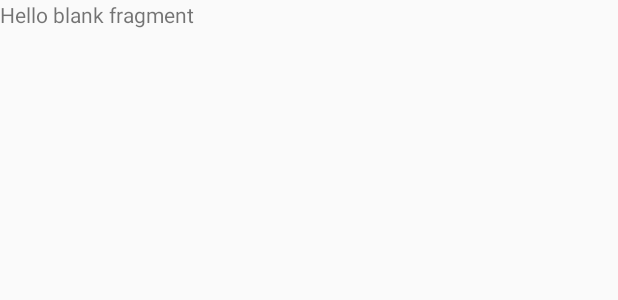
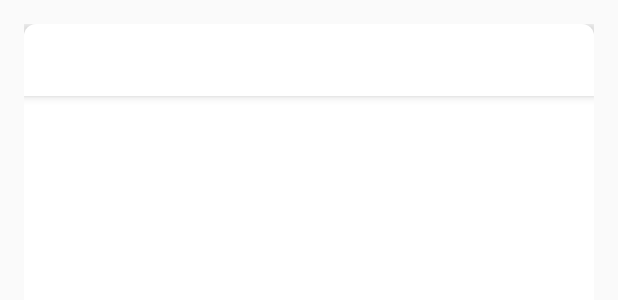
Before and after one commit to nelsonkam/air-asia, an Android app: the layout fragment_multicity.xml on its own in the app's theme, with its tools: preview values and no code run, on a phone screen of 412 x 824 dp. Shown: the top 300 px of the screen. Run offline under Robolectric (Android 15) with nearby library versions, the phone set to English and light mode, and no system bars.

```diff
--- a/app/src/main/res/layout/fragment_multicity.xml
+++ b/app/src/main/res/layout/fragment_multicity.xml
@@ -1,13 +1,42 @@
-<FrameLayout xmlns:android="http://schemas.android.com/apk/res/android"
+<android.support.constraint.ConstraintLayout xmlns:android="http://schemas.android.com/apk/res/android"
+    xmlns:app="http://schemas.android.com/apk/res-auto"
     xmlns:tools="http://schemas.android.com/tools"
     android:layout_width="match_parent"
     android:layout_height="match_parent"
+    android:layout_margin="16dp"
+    android:background="@drawable/main_background"
     tools:context=".MulticityFragment">
 
-    <!-- TODO: Update blank fragment layout -->
-    <TextView
-        android:layout_width="match_parent"
-        android:layout_height="match_parent"
-        android:text="@string/hello_blank_fragment" />
+    <android.support.design.widget.CoordinatorLayout
+        android:id="@+id/rootLayout"
+        android:layout_width="0dp"
+        android:layout_height="wrap_content"
+        android:background="@drawable/main_background"
+        app:layout_constraintLeft_toLeftOf="parent"
+        app:layout_constraintRight_toRightOf="parent"
+        app:layout_constraintTop_toTopOf="parent">
 
-</FrameLayout>
+        <android.support.design.widget.AppBarLayout
+            android:layout_width="match_parent"
+            android:layout_height="wrap_content"
+            android:background="@drawable/app_bar_background">
+
+            <android.support.design.widget.TabLayout
+                android:id="@+id/tab_layout"
+                style="@style/TabLayoutStyle"
+                android:layout_width="match_parent"
+                android:layout_height="wrap_content">
+
+            </android.support.design.widget.TabLayout>
+        </android.support.design.widget.AppBarLayout>
+
+        <android.support.v4.view.ViewPager
+            android:id="@+id/viewPager"
+            android:layout_width="wrap_content"
+            android:layout_height="wrap_content"
+            android:layout_marginLeft="32dp"
+            android:layout_marginRight="32dp"
+            android:layout_marginTop="48dp"
+            android:background="@drawable/main_background" />
+    </android.support.design.widget.CoordinatorLayout>
+</android.support.constraint.ConstraintLayout>
```
Also changed, not shown: app/src/main/java/io/airasia/MainActivity.java (+36 -1 lines), app/src/main/java/io/airasia/MulticityFragment.java (+21 -1 lines).
